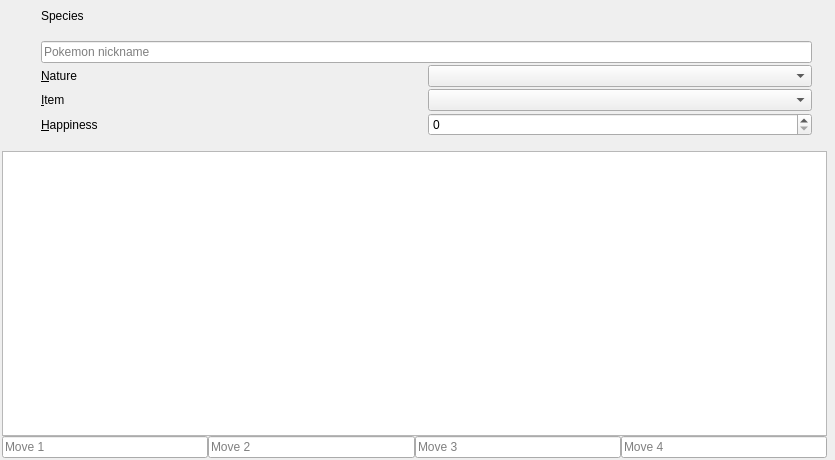
Old version of the form src/Teambuilder/Teambuilder/pokeedit.ui in the repository po-devs/pokemon-online.
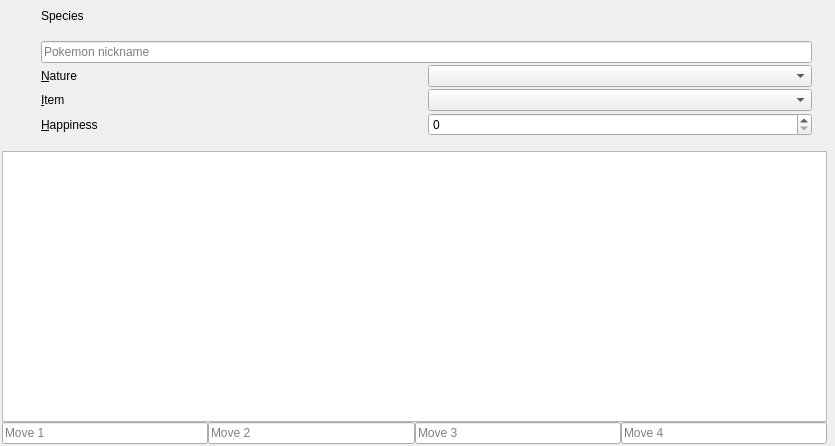
New version of the form. Custom widgets are drawn as their Qt base class.

Commit message: added possibility to add plugin buttons to teambuilder

Patch:
```diff
--- a/src/Teambuilder/Teambuilder/pokeedit.ui
+++ b/src/Teambuilder/Teambuilder/pokeedit.ui
@@ -7,13 +7,13 @@
     <x>0</x>
     <y>0</y>
     <width>835</width>
-    <height>460</height>
+    <height>446</height>
    </rect>
   </property>
   <property name="windowTitle">
    <string>Form</string>
   </property>
-  <layout class="QVBoxLayout" name="vertical" stretch="0,0">
+  <layout class="QVBoxLayout" name="vertical" stretch="0,1">
    <property name="leftMargin">
     <number>2</number>
    </property>
```
Left out of the diff: 7 changed lines with no effect on the pictures. Lines whose indentation alone changed are shown as unchanged.
